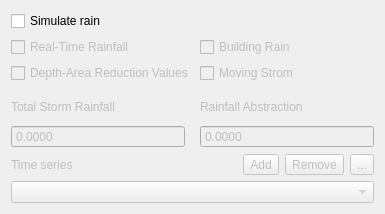
Before: the Qt Designer form flo2d/ui/rain_editor.ui in FLO-2DSoftware/qgis-flo-2d-plugin, drawn with Qt 5.
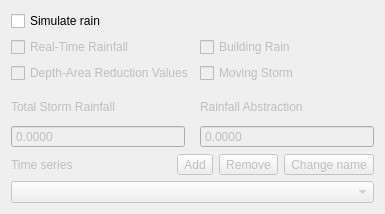
After: the same form once the commit is applied. Icons and pictures are not drawn.

The edit to the form file:
```diff
--- a/flo2d/ui/rain_editor.ui
+++ b/flo2d/ui/rain_editor.ui
@@ -62,7 +62,7 @@
         <item row="2" column="1">
          <widget class="QCheckBox" name="moving_storm_chbox">
           <property name="text">
-           <string>Moving Strom</string>
+           <string>Moving Storm</string>
           </property>
          </widget>
         </item>
@@ -187,7 +187,7 @@
         <item>
          <widget class="QToolButton" name="change_name_btn">
           <property name="text">
-           <string>...</string>
+           <string>Change name</string>
           </property>
           <property name="icon">
            <iconset>
```
Left out of the diff: 11 changed lines with no effect on the pictures.
